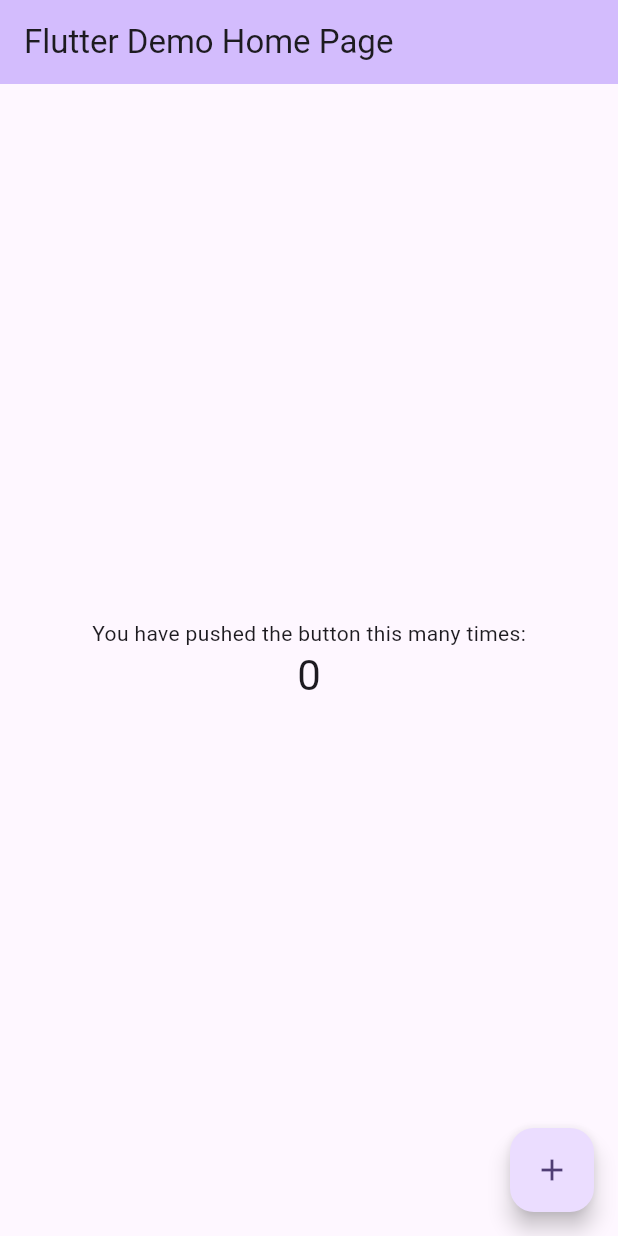
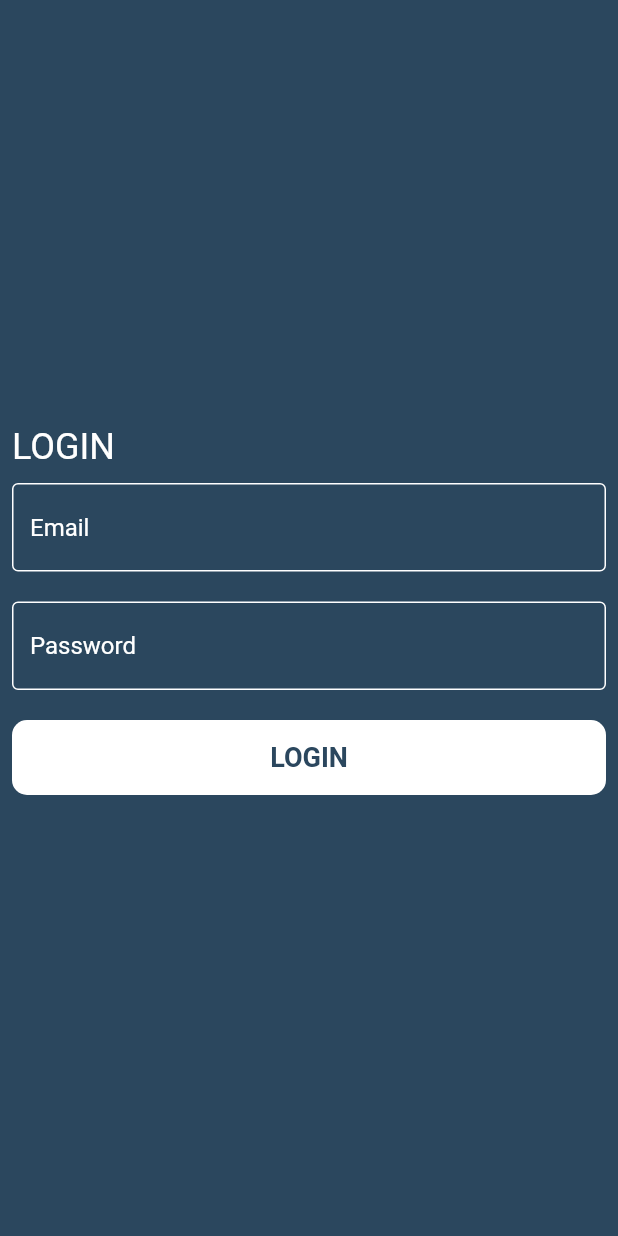
Before and after one commit to SA33ED/up_academy_flutter_tasks, a Flutter app: the screen it shows after launch, on a phone screen of 412 x 824 dp. Run offline on Flutter 3.47's test engine with Material 2 defaults, Android fonts, the phone set to English and light mode, and no system bars.

Commit message:
Task Two

```diff
--- /dev/null
+++ b/task_two/lib/constant/collections.dart
@@ -0,0 +1,2 @@
+String kMessagesCollection = 'messages';
+String kMessage = 'message';
--- /dev/null
+++ b/task_two/lib/constant/colors.dart
@@ -0,0 +1,3 @@
+import 'package:flutter/material.dart';
+
+const kPrimaryColor = Color(0xFF2B475E);
--- a/task_two/lib/main.dart
+++ b/task_two/lib/main.dart
@@ -1,4 +1,6 @@
 import 'package:flutter/material.dart';
+import 'package:task_two/screens/business_card.dart';
+import 'package:task_two/screens/login_screen.dart';
 
 void main() {
   runApp(const MyApp());
@@ -7,119 +9,15 @@ void main() {
 class MyApp extends StatelessWidget {
   const MyApp({super.key});
 
-  // This widget is the root of your application.
   @override
   Widget build(BuildContext context) {
     return MaterialApp(
-      title: 'Flutter Demo',
-      theme: ThemeData(
-        // This is the theme of your application.
-        //
-        // TRY THIS: Try running your application with "flutter run". You'll see
-        // the application has a blue toolbar. Then, without quitting the app,
-        // try changing the seedColor in the colorScheme below to Colors.green
-        // and then invoke "hot reload" (save your changes or press the "hot
-        // reload" button in a Flutter-supported IDE, or press "r" if you used
-        // the command line to start the app).
-        //
-        // Notice that the counter didn't reset back to zero; the application
-        // state is not lost during the reload. To reset the state, use hot
-        // restart instead.
-        //
-        // This works for code too, not just values: Most code changes can be
-        // tested with just a hot reload.
-        colorScheme: ColorScheme.fromSeed(seedColor: Colors.deepPurple),
-        useMaterial3: true,
-      ),
-      home: const MyHomePage(title: 'Flutter Demo Home Page'),
+      debugShowCheckedModeBanner: false,
+      routes: {
+        LoginPage.id: (context) => LoginPage(),
+        BusinessCard.id: (context) => const BusinessCard(),
+      },
+      initialRoute: LoginPage.id,
     );
   }
 }
-
-class MyHomePage extends StatefulWidget {
-  const MyHomePage({super.key, required this.title});
-
-  // This widget is the home page of your application. It is stateful, meaning
-  // that it has a State object (defined below) that contains fields that affect
-  // how it looks.
-
-  // This class is the configuration for the state. It holds the values (in this
-  // case the title) provided by the parent (in this case the App widget) and
-  // used by the build method of the State. Fields in a Widget subclass are
-  // always marked "final".
-
-  final String title;
-
-  @override
-  State<MyHomePage> createState() => _MyHomePageState();
-}
-
-class _MyHomePageState extends State<MyHomePage> {
-  int _counter = 0;
-
-  void _incrementCounter() {
-    setState(() {
-      // This call to setState tells the Flutter framework that something has
-      // changed in this State, which causes it to rerun the build method below
-      // so that the display can reflect the updated values. If we changed
-      // _counter without calling setState(), then the build method would not be
-      // called again, and so nothing would appear to happen.
-      _counter++;
-    });
-  }
-
-  @override
-  Widget build(BuildContext context) {
-    // This method is rerun every time setState is called, for instance as done
-    // by the _incrementCounter method above.
-    //
-    // The Flutter framework has been optimized to make rerunning build methods
-    // fast, so that you can just rebuild anything that needs updating rather
-    // than having to individually change instances of widgets.
-    return Scaffold(
-      appBar: AppBar(
-        // TRY THIS: Try changing the color here to a specific color (to
-        // Colors.amber, perhaps?) and trigger a hot reload to see the AppBar
-        // change color while the other colors stay the same.
-        backgroundColor: Theme.of(context).colorScheme.inversePrimary,
-        // Here we take the value from the MyHomePage object that was created by
-        // the App.build method, and use it to set our appbar title.
-        title: Text(widget.title),
-      ),
-      body: Center(
-        // Center is a layout widget. It takes a single child and positions it
-        // in the middle of the parent.
-        child: Column(
-          // Column is also a layout widget. It takes a list of children and
-          // arranges them vertically. By default, it sizes itself to fit its
-          // children horizontally, and tries to be as tall as its parent.
-          //
-          // Column has various properties to control how it sizes itself and
-          // how it positions its children. Here we use mainAxisAlignment to
-          // center the children vertically; the main axis here is the vertical
-          // axis because Columns are vertical (the cross axis would be
-          // horizontal).
-          //
-          // TRY THIS: Invoke "debug painting" (choose the "Toggle Debug Paint"
-          // action in the IDE, or press "p" in the console), to see the
-          // wireframe for each widget.
-          mainAxisAlignment: MainAxisAlignment.center,
-          children: <Widget>[
-            const Text(
-              'You have pushed the button this many times:',
-            ),
-            Text(
-              '$_counter',
-              style: Theme.of(context).textTheme.headlineMedium,
-            ),
-          ],
-        ),
-      ),
-      floatingActionButton: FloatingActionButton(
-        onPressed: _incrementCounter,
-        tooltip: 'Increment',
-        child: const Icon(Icons.add),
-      ), // This trailing comma makes auto-formatting nicer for build methods.
-    );
-  }
-}
--- /dev/null
+++ b/task_two/lib/screens/login_screen.dart
@@ -0,0 +1,76 @@
+// ignore_for_file: must_be_immutable
+
+import 'package:flutter/material.dart';
+import 'package:task_two/screens/business_card.dart';
+
+import '../constant/colors.dart';
+import '../widgets/custom_login_btn.dart';
+import '../widgets/custom_login_text_field.dart';
+
+class LoginPage extends StatelessWidget {
+  LoginPage({super.key});
+  static String id = 'loginPage';
+  String? email;
+  String? password;
+
+  bool isLoading = false;
+
+  GlobalKey<FormState> formKey = GlobalKey();
+  @override
+  Widget build(BuildContext context) {
+    return Scaffold(
+      backgroundColor: kPrimaryColor,
+      body: Padding(
+        padding: const EdgeInsets.symmetric(horizontal: 8.0),
+        child: Form(
+          key: formKey,
+          child: Column(
+            mainAxisAlignment: MainAxisAlignment.center,
+            children: [
+              const Row(
+                children: [
+                  Text(
+                    "LOGIN",
+                    style: TextStyle(
+                      color: Colors.white,
+                      fontSize: 24,
+                    ),
+                  ),
+                ],
+              ),
+              LoginTextField(
+                isObscureText: false,
+                hint: 'Email',
+                onChanged: (data) {
+                  email = data;
+                },
+              ),
+              LoginTextField(
+                isObscureText: true,
+                hint: 'Password',
+                onChanged: (data) {
+                  password = data;
+                },
+              ),
+              LoginBtn(
+                text: "LOGIN",
+                onTap: () {
+                  if (formKey.currentState!.validate()) {
+                    if (email != "flutter@gmail.com" ||
+                        password != "upacademy") {
+                      ScaffoldMessenger.of(context).showSnackBar(const SnackBar(
+                        content: Text("Wrong Email or Password"),
+                      ));
+                    } else {
+                      Navigator.pushNamed(context, BusinessCard.id);
+                    }
+                  }
+                },
+              ),
+            ],
+          ),
+        ),
+      ),
+    );
+  }
+}
--- /dev/null
+++ b/task_two/lib/widgets/custom_login_btn.dart
@@ -0,0 +1,35 @@
+// ignore_for_file: must_be_immutable
+
+import 'package:flutter/material.dart';
+
+class LoginBtn extends StatelessWidget {
+  LoginBtn({super.key, required this.text, required this.onTap});
+  final String text;
+  VoidCallback onTap;
+  @override
+  Widget build(BuildContext context) {
+    return Padding(
+      padding: const EdgeInsets.symmetric(vertical: 10),
+      child: GestureDetector(
+        onTap: onTap,
+        child: Container(
+          decoration: BoxDecoration(
+            color: Colors.white,
+            borderRadius: BorderRadius.circular(10),
+          ),
+          width: double.infinity,
+          height: 50,
+          child: Center(
+              child: Text(
+            text,
+            style: const TextStyle(
+              color: Color(0xFF2B475E),
+              fontSize: 18,
+              fontWeight: FontWeight.bold,
+            ),
+          )),
+        ),
+      ),
+    );
+  }
+}
--- /dev/null
+++ b/task_two/lib/widgets/custom_login_text_field.dart
@@ -0,0 +1,41 @@
+// ignore_for_file: must_be_immutable
+
+import 'package:flutter/material.dart';
+
+class LoginTextField extends StatelessWidget {
+  LoginTextField({
+    super.key,
+    required this.hint,
+    required this.onChanged,
+    required this.isObscureText,
+  });
+  final String hint;
+  bool isObscureText;
+  Function(String) onChanged;
+  @override
+  Widget build(BuildContext context) {
+    return Padding(
+      padding: const EdgeInsets.symmetric(vertical: 10),
+      child: TextFormField(
+        obscureText: isObscureText,
+        validator: (value) {
+          if (value!.isEmpty) {
+            return "This field is required";
+          }
+          return null;
+        },
+        onChanged: onChanged,
+        decoration: InputDecoration(
+          hintText: hint,
+          hintStyle: const TextStyle(color: Colors.white),
+          focusedBorder: const OutlineInputBorder(
+            borderSide: BorderSide(color: Colors.white),
+          ),
+          enabledBorder: const OutlineInputBorder(
+            borderSide: BorderSide(color: Colors.white),
+          ),
+        ),
+      ),
+    );
+  }
+}
--- a/task_two/pubspec.yaml
+++ b/task_two/pubspec.yaml
@@ -59,9 +59,9 @@ flutter:
   uses-material-design: true
 
   # To add assets to your application, add an assets section, like this:
-  # assets:
-  #   - images/a_dot_burr.jpeg
-  #   - images/a_dot_ham.jpeg
+  assets:
+    - images/
+
 
   # An image asset can refer to one or more resolution-specific "variants", see
   # https://flutter.dev/assets-and-images/#resolution-aware
```
Also changed, not shown: task_two/lib/screens/business_card.dart (added, +75 -0 lines), task_two/images/avatar.png (added), task_two/images/me.jpg (added).
